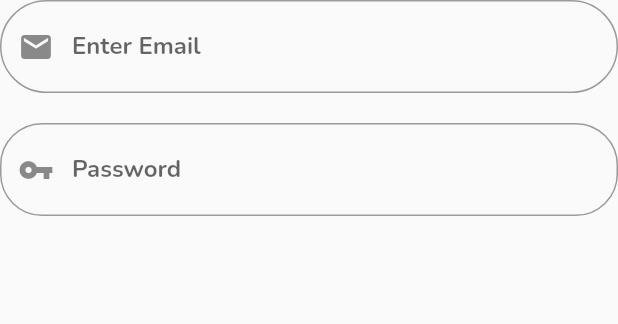
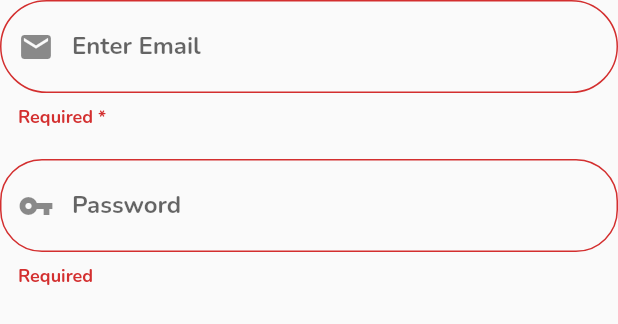
Before and after one commit to shuvo18103107/Simple-login-form-with-validation-in-flutter, a Flutter app: the InputwithIcon widget shown alone on an empty page, opened directly, on a phone screen of 412 x 824 dp. Shown: the top 324 px of the screen. Run offline on Flutter 3.47's test engine with Material 2 defaults, Android fonts, the phone set to English and light mode, and no system bars; our stand-ins replace form_field_validator; missing offline and left inert: keyboard_visibility.

```diff
--- a/lib/main.dart
+++ b/lib/main.dart
@@ -1,5 +1,6 @@
 import 'package:flutter/material.dart';
 import 'package:keyboard_visibility/keyboard_visibility.dart';
+import 'package:form_field_validator/form_field_validator.dart';
 
 void main() {
   runApp(MyApp());
@@ -335,12 +336,26 @@ class InputwithIcon extends StatefulWidget {
 
 class _InputwithIconState extends State<InputwithIcon> {
   GlobalKey<FormState> formkey = GlobalKey<FormState>();
+
+  String _validatepass(value) {
+    if (value.isEmpty) {
+      return 'Required';
+    } else if (value.length < 6) {
+      return 'Should Be At Least 6 Characters';
+    } else if (value.length > 15) {
+      return 'Should Not Be More Than 15 Characters';
+    } else {
+      return null;
+    }
+  }
+
   @override
   Widget build(BuildContext context) {
     return Container(
       child: Column(
         children: [
           Form(
+            autovalidateMode: AutovalidateMode.always,
             child: Column(
               children: [
                 TextFormField(
@@ -349,6 +364,10 @@ class _InputwithIconState extends State<InputwithIcon> {
                       border: OutlineInputBorder(
                           borderRadius: BorderRadius.all(Radius.circular(35))),
                       hintText: 'Enter Email'),
+                  validator: MultiValidator([
+                    RequiredValidator(errorText: 'Required *'),
+                    EmailValidator(errorText: 'Not A Valid Email'),
+                  ]),
                 ),
                 SizedBox(
                   height: 20,
@@ -359,6 +378,11 @@ class _InputwithIconState extends State<InputwithIcon> {
                       border: OutlineInputBorder(
                           borderRadius: BorderRadius.all(Radius.circular(28))),
                       hintText: 'Password'),
+                  // autofocus: false,
+                  obscureText: true,
+                  // validator: MinLengthValidator(6,
+                  //     errorText: 'should be atleast 6 characters'),
+                  validator: _validatepass,
                 ),
               ],
             ),
--- a/pubspec.yaml
+++ b/pubspec.yaml
@@ -24,6 +24,7 @@ dependencies:
   flutter:
     sdk: flutter
   cupertino_icons: ^1.0.0
+  form_field_validator: ^1.0.1
   keyboard_visibility: ^0.5.6
 
 dev_dependencies:
```
Also changed, not shown: pubspec.lock.
